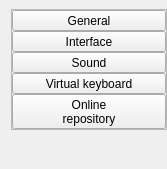
This is sources/context/interface/configtoc.ui in davy7125/polyphone as Qt 5 draws it before an edit. The edited form follows.
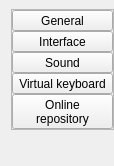
This is the edited form. Custom widgets are drawn as their Qt base class.

The edit to the form file:
```diff
--- a/sources/context/interface/configtoc.ui
+++ b/sources/context/interface/configtoc.ui
@@ -6,8 +6,8 @@
    <rect>
     <x>0</x>
     <y>0</y>
-    <width>167</width>
-    <height>169</height>
+    <width>103</width>
+    <height>166</height>
    </rect>
   </property>
   <property name="windowTitle">
```
